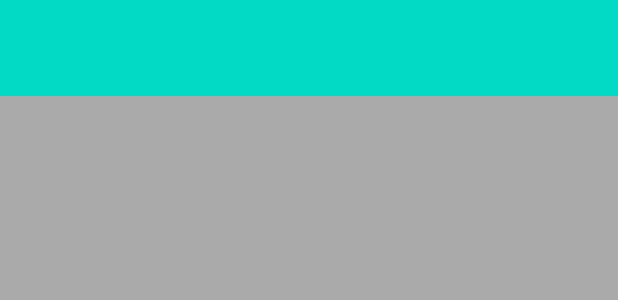
After one commit to ankit2610ak/weather-widgets, an Android app: the layout my_persistent_bottomsheet.xml on its own in the app's theme, with its tools: preview values and no code run, on a phone screen of 412 x 824 dp. The commit adds this screen. Shown: the top 300 px of the screen. Run offline under Robolectric (Android 15) with nearby library versions, the phone set to English and light mode, and no system bars.

Commit message:
feat: Add persistent bottom sheet

```diff
--- /dev/null
+++ b/app/src/main/res/layout/my_persistent_bottomsheet.xml
@@ -0,0 +1,20 @@
+<?xml version="1.0" encoding="utf-8"?>
+<androidx.constraintlayout.widget.ConstraintLayout xmlns:android="http://schemas.android.com/apk/res/android"
+    xmlns:app="http://schemas.android.com/apk/res-auto"
+    android:layout_width="match_parent"
+    android:layout_height="match_parent"
+    app:behavior_hideable="false"
+    app:behavior_peekHeight="84dp"
+    android:background="@android:color/darker_gray"
+    app:layout_behavior="com.google.android.material.bottomsheet.BottomSheetBehavior">
+
+    <TextView
+        android:id="@+id/textView"
+        android:layout_width="0dp"
+        android:layout_height="64dp"
+        android:background="@color/colorAccent"
+        app:layout_constraintEnd_toEndOf="parent"
+        app:layout_constraintStart_toStartOf="parent"
+        app:layout_constraintTop_toTopOf="parent" />
+
+</androidx.constraintlayout.widget.ConstraintLayout>
```
Also changed, not shown: app/src/main/res/layout/activity_main.xml (+4 -11 lines).
